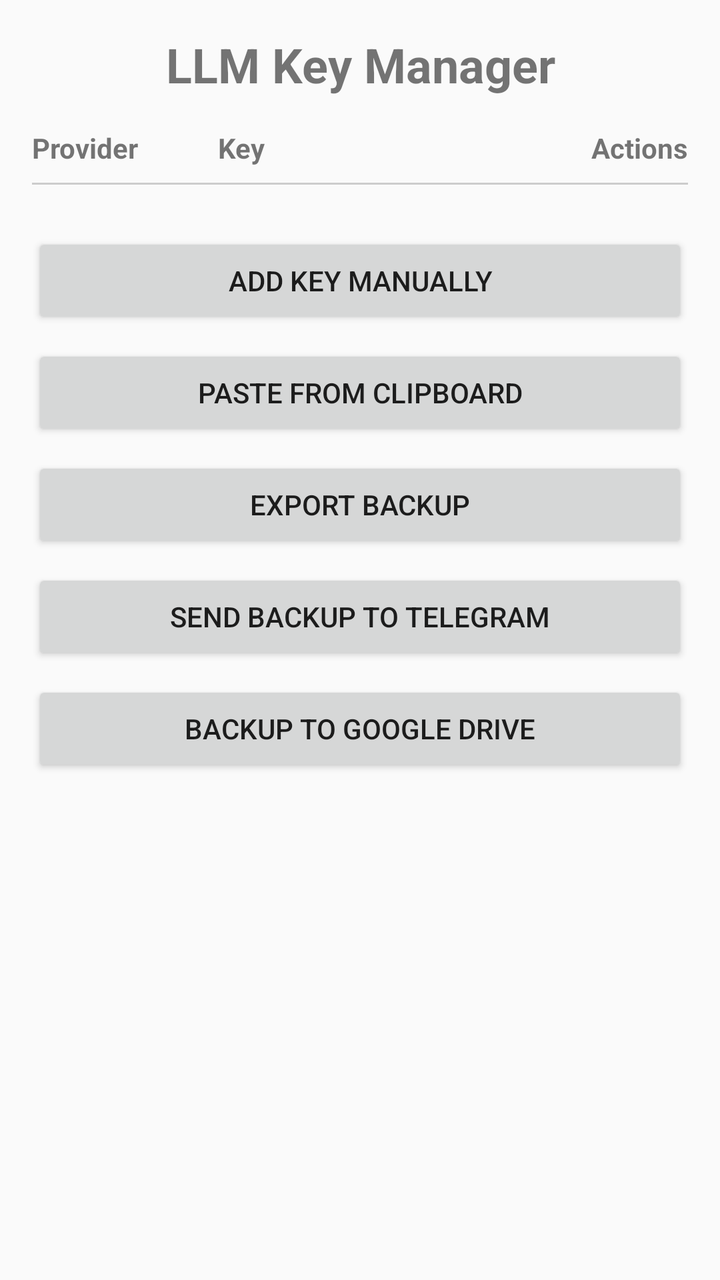
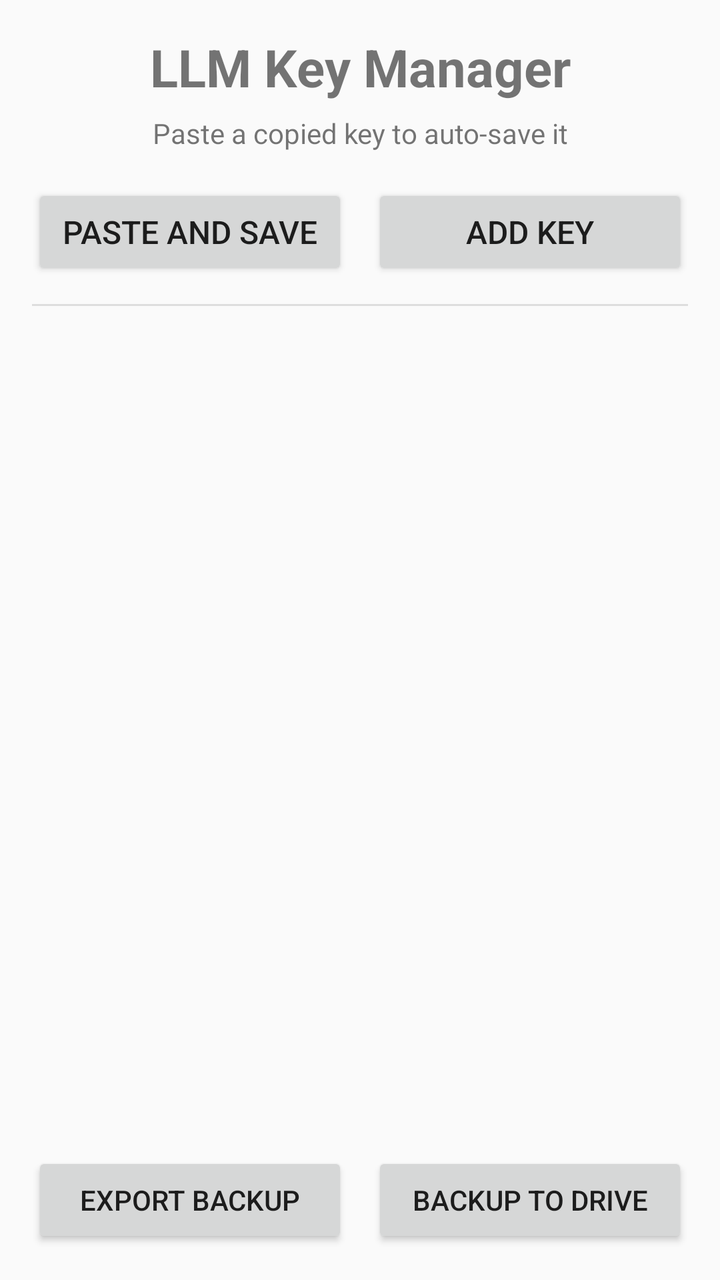

Compare the two renders of this Android layout. The source of the first and the diff that turns it into the second are given below.
<!-- AndroidManifest.xml: application theme Theme.AppCompat.Light -->
<!-- res/layout/activity_main.xml -->
<?xml version="1.0" encoding="utf-8"?>
<LinearLayout xmlns:android="http://schemas.android.com/apk/res/android"
    android:layout_width="match_parent"
    android:layout_height="match_parent"
    android:orientation="vertical"
    android:padding="16dp">

    <TextView
        android:layout_width="match_parent"
        android:layout_height="wrap_content"
        android:text="LLM Key Manager"
        android:textSize="24sp"
        android:textStyle="bold"
        android:gravity="center"
        android:layout_marginBottom="16dp"/>

    <LinearLayout
        android:layout_width="match_parent"
        android:layout_height="wrap_content"
        android:orientation="horizontal"
        android:layout_marginBottom="8dp">

        <TextView
            android:layout_width="0dp"
            android:layout_height="wrap_content"
            android:layout_weight="1"
            android:text="Provider"
            android:textStyle="bold"/>

        <TextView
            android:layout_width="0dp"
            android:layout_height="wrap_content"
            android:layout_weight="2"
            android:text="Key"
            android:textStyle="bold"/>

        <TextView
            android:layout_width="wrap_content"
            android:layout_height="wrap_content"
            android:text="Actions"
            android:textStyle="bold"/>
    </LinearLayout>

    <View
        android:layout_width="match_parent"
        android:layout_height="1dp"
        android:background="#CCCCCC"
        android:layout_marginBottom="8dp"/>

    <LinearLayout
        android:id="@+id/keysContainer"
        android:layout_width="match_parent"
        android:layout_height="wrap_content"
        android:orientation="vertical"/>

    <Button
        android:id="@+id/addKeyButton"
        android:layout_width="match_parent"
        android:layout_height="wrap_content"
        android:text="Add Key Manually"
        android:layout_marginTop="16dp"/>

    <Button
        android:id="@+id/pasteButton"
        android:layout_width="match_parent"
        android:layout_height="wrap_content"
        android:text="Paste from Clipboard"
        android:layout_marginTop="8dp"/>

    <Button
        android:id="@+id/exportButton"
        android:layout_width="match_parent"
        android:layout_height="wrap_content"
        android:text="Export Backup"
        android:layout_marginTop="8dp"/>

    <Button
        android:id="@+id/telegramButton"
        android:layout_width="match_parent"
        android:layout_height="wrap_content"
        android:text="Send Backup to Telegram"
        android:layout_marginTop="8dp"/>

    <Button
        android:id="@+id/driveButton"
        android:layout_width="match_parent"
        android:layout_height="wrap_content"
        android:text="Backup to Google Drive"
        android:layout_marginTop="8dp"/>

</LinearLayout>
<!-- resources referenced by this layout -->
<resources>

</resources>

<!-- the commit's change to res/layout/activity_main.xml (unified diff, before → after) -->
@@ -9,8 +9,16 @@
         android:layout_width="match_parent"
         android:layout_height="wrap_content"
         android:text="LLM Key Manager"
-        android:textSize="24sp"
+        android:textSize="26sp"
         android:textStyle="bold"
+        android:gravity="center"
+        android:layout_marginBottom="6dp"/>
+
+    <TextView
+        android:layout_width="match_parent"
+        android:layout_height="wrap_content"
+        android:text="Paste a copied key to auto-save it"
+        android:textSize="14sp"
         android:gravity="center"
         android:layout_marginBottom="16dp"/>
 
@@ -18,74 +26,68 @@
         android:layout_width="match_parent"
         android:layout_height="wrap_content"
         android:orientation="horizontal"
-        android:layout_marginBottom="8dp">
+        android:layout_marginBottom="12dp">
 
-        <TextView
+        <Button
+            android:id="@+id/pasteButton"
             android:layout_width="0dp"
             android:layout_height="wrap_content"
             android:layout_weight="1"
-            android:text="Provider"
-            android:textStyle="bold"/>
+            android:text="Paste and Save"
+            android:textSize="16sp"/>
 
-        <TextView
+        <Space
+            android:layout_width="12dp"
+            android:layout_height="wrap_content"/>
+
+        <Button
+            android:id="@+id/addKeyButton"
             android:layout_width="0dp"
             android:layout_height="wrap_content"
-            android:layout_weight="2"
-            android:text="Key"
-            android:textStyle="bold"/>
-
-        <TextView
-            android:layout_width="wrap_content"
-            android:layout_height="wrap_content"
-            android:text="Actions"
-            android:textStyle="bold"/>
+            android:layout_weight="1"
+            android:text="Add Key"
+            android:textSize="16sp"/>
     </LinearLayout>
 
     <View
         android:layout_width="match_parent"
         android:layout_height="1dp"
-        android:background="#CCCCCC"
-        android:layout_marginBottom="8dp"/>
+        android:background="#DDDDDD"
+        android:layout_marginBottom="12dp"/>
+
+    <ScrollView
+        android:layout_width="match_parent"
+        android:layout_height="0dp"
+        android:layout_weight="1">
+
+        <LinearLayout
+            android:id="@+id/keysContainer"
+            android:layout_width="match_parent"
+            android:layout_height="wrap_content"
+            android:orientation="vertical"/>
+    </ScrollView>
 
     <LinearLayout
-        android:id="@+id/keysContainer"
         android:layout_width="match_parent"
         android:layout_height="wrap_content"
-        android:orientation="vertical"/>
+        android:orientation="horizontal"
+        android:layout_marginTop="12dp">
 
-    <Button
-        android:id="@+id/addKeyButton"
-        android:layout_width="match_parent"
-        android:layout_height="wrap_content"
-        android:text="Add Key Manually"
-        android:layout_marginTop="16dp"/>
+        <Button
+            android:id="@+id/exportButton"
+            android:layout_width="0dp"
+            android:layout_height="wrap_content"
+            android:layout_weight="1"
+            android:text="Export Backup"
+            android:layout_marginEnd="6dp"/>
 
-    <Button
-        android:id="@+id/pasteButton"
-        android:layout_width="match_parent"
-        android:layout_height="wrap_content"
-        android:text="Paste from Clipboard"
-        android:layout_marginTop="8dp"/>
-
-    <Button
-        android:id="@+id/exportButton"
-        android:layout_width="match_parent"
-        android:layout_height="wrap_content"
-        android:text="Export Backup"
-        android:layout_marginTop="8dp"/>
-
-    <Button
-        android:id="@+id/telegramButton"
-        android:layout_width="match_parent"
-        android:layout_height="wrap_content"
-        android:text="Send Backup to Telegram"
-        android:layout_marginTop="8dp"/>
-
-    <Button
-        android:id="@+id/driveButton"
-        android:layout_width="match_parent"
-        android:layout_height="wrap_content"
-        android:text="Backup to Google Drive"
-        android:layout_marginTop="8dp"/>
+        <Button
+            android:id="@+id/driveButton"
+            android:layout_width="0dp"
+            android:layout_height="wrap_content"
+            android:layout_weight="1"
+            android:text="Backup to Drive"
+            android:layout_marginStart="6dp"/>
+    </LinearLayout>
 
 </LinearLayout>
